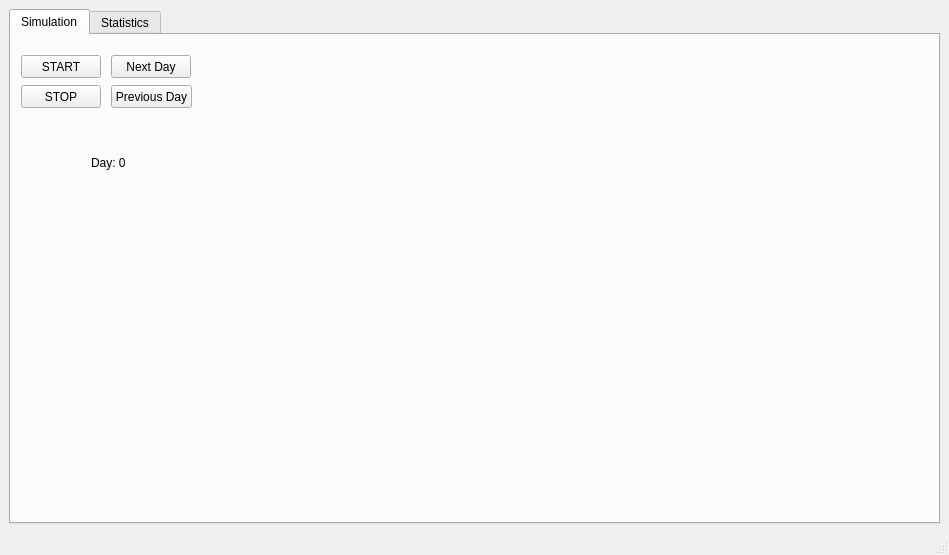
This is mainwindow.ui in Robin-Dillen/PSE as Qt 5 draws it before an edit. The edited form follows.
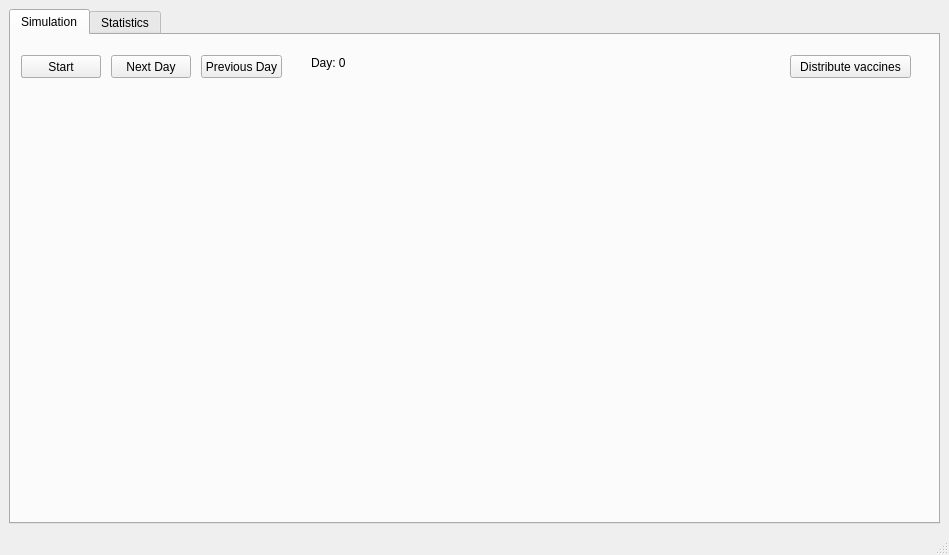
This is the edited form. The open tabs and pages were chosen to show the change.

The edit to the form file:
```diff
--- a/mainwindow.ui
+++ b/mainwindow.ui
@@ -31,13 +31,13 @@
                              <property name="geometry">
                                  <rect>
                                      <x>10</x>
-                                     <y>50</y>
+          <y>20</y>
                                      <width>80</width>
                                      <height>23</height>
                                  </rect>
                              </property>
                              <property name="text">
-                                 <string>STOP</string>
+         <string>Stop</string>
                              </property>
                          </widget>
                          <widget class="QPushButton" name="StartButton">
@@ -50,7 +50,7 @@
                                  </rect>
                              </property>
                              <property name="text">
-                                 <string>START</string>
+         <string>Start</string>
                              </property>
                          </widget>
                          <widget class="QPushButton" name="NextDayButton">
@@ -69,8 +69,8 @@
                          <widget class="QPushButton" name="PreviousDayButton">
                              <property name="geometry">
                                  <rect>
-                                     <x>100</x>
-                                     <y>50</y>
+          <x>190</x>
+          <y>20</y>
                                      <width>81</width>
                                      <height>23</height>
                                  </rect>
@@ -82,18 +82,31 @@
                          <widget class="QLabel" name="DayText">
                              <property name="geometry">
                                  <rect>
-                                     <x>80</x>
-                                     <y>120</y>
-                                     <width>57</width>
-                                     <height>15</height>
+          <x>300</x>
+          <y>20</y>
+          <width>251</width>
+          <height>16</height>
                                  </rect>
                              </property>
                              <property name="text">
                                  <string>Day: 0</string>
                              </property>
                          </widget>
-                     </widget>
-                     <widget class="QWidget" name="tab_2">
+       <widget class="QPushButton" name="pushButton">
+        <property name="geometry">
+         <rect>
+          <x>779</x>
+          <y>20</y>
+          <width>121</width>
+          <height>23</height>
+         </rect>
+        </property>
+        <property name="text">
+         <string>Distribute vaccines</string>
+        </property>
+       </widget>
+      </widget>
+      <widget class="QWidget" name="Statistics">
                          <attribute name="title">
                              <string>Statistics</string>
                          </attribute>
```
Left out of the diff: 123 changed lines with no effect on the pictures. Lines whose indentation alone changed are shown as unchanged.
